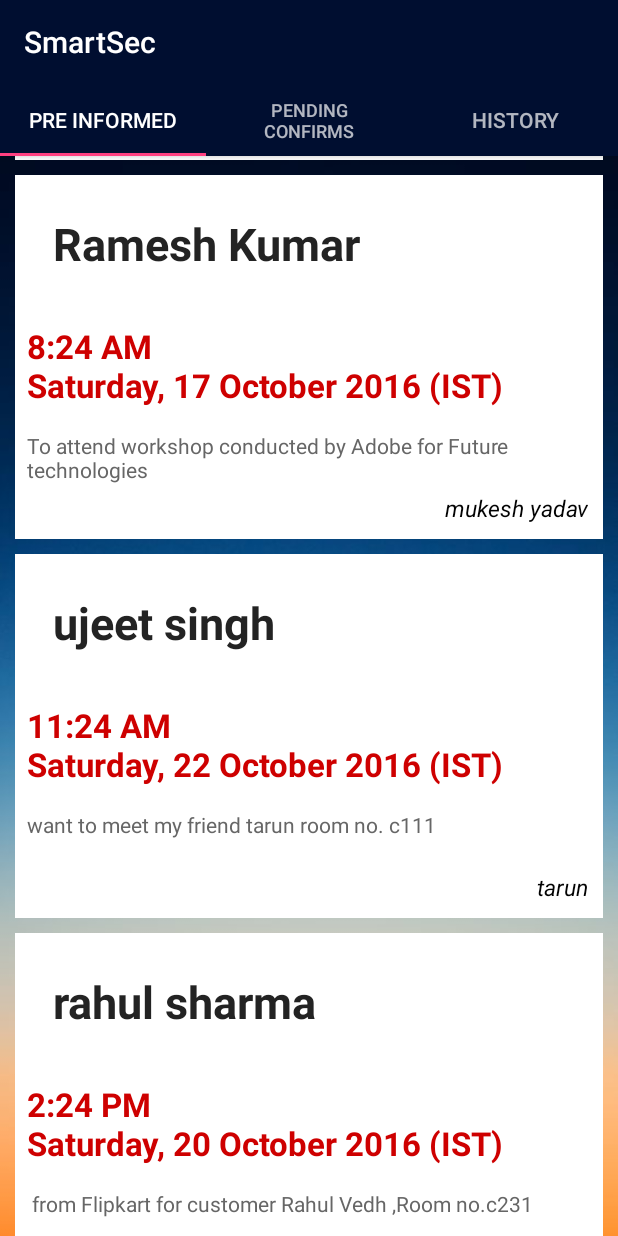
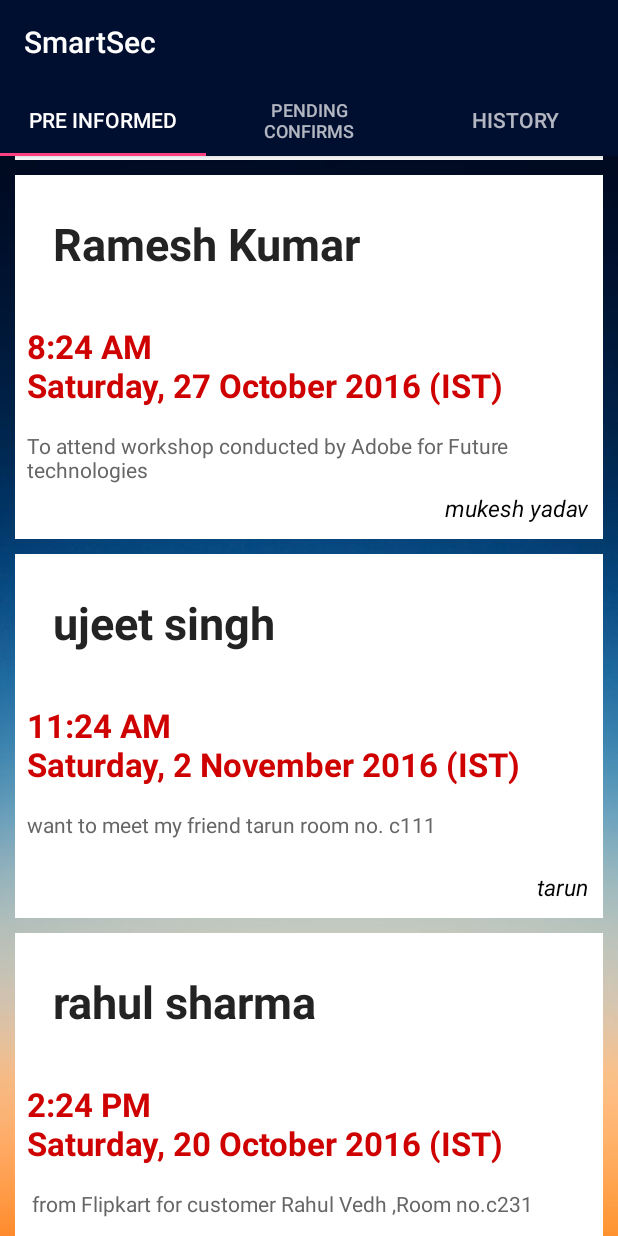
Before and after one commit to tarun14110/Usecure, an Android app: the SecurityPreRequestFragment screen opened directly, with no data from a screen before it, scrolled down 1008 dp, on a phone screen of 412 x 824 dp. Run offline under Robolectric (Android 15) with nearby library versions, the phone set to English and light mode, and no system bars.

Commit message:
Dummydata USER END

```diff
--- a/app/src/main/java/com/rocks/mafia/entrancesecurity/SecurityPreRequestFragment.java
+++ b/app/src/main/java/com/rocks/mafia/entrancesecurity/SecurityPreRequestFragment.java
@@ -48,12 +48,12 @@ public class SecurityPreRequestFragment extends Fragment {
 
         String[] s={"sujeet kumar","mukesh yadav","tarun","Ramesh Kumar ","Ramesh Kumar ","ujeet singh","rahul sharma","jay singh","sujeet kumar","mukesh yadav","tarun","Ramesh Kumar ","Sujeet singh","rahul sharma","jay singh","ujeet singh","rahul sharma","jay singh","sujeet kumar","mukesh yadav","tarun"};
         String[] t={ "2:24 PM\n" +
-                "Saturday, 20 October 2016 (IST)","11:24 AM\n" +
-                "Saturday, 22 October 2016 (IST)","1:24 AM\n" +
-                "Saturday, 20 October 2016 (IST)","9:24 AM\n" +
+                "Saturday, 30 October 2016 (IST)","11:24 AM\n" +
+                "Saturday, 29 October 2016 (IST)","1:24 AM\n" +
+                "Saturday, 23 October 2016 (IST)","9:24 AM\n" +
                 "Saturday, 25 October 2016 (IST)","8:24 AM\n" +
-                "Saturday, 17 October 2016 (IST)","11:24 AM\n" +
-                "Saturday, 22 October 2016 (IST)","2:24 PM\n" +
+                "Saturday, 27 October 2016 (IST)","11:24 AM\n" +
+                "Saturday, 2 November 2016 (IST)","2:24 PM\n" +
                 "Saturday, 20 October 2016 (IST)","10:24 AM\n" +
                 "Saturday, 19 October 2016 (IST)" ,"11:24 AM\n" +
                 "Saturday, 25 October 2016 (IST)","9:20 PM\n" +
```
Also changed, not shown: app/src/main/java/com/rocks/mafia/entrancesecurity/HistoryArrayAdaptor.java (+6 -1 lines), app/src/main/java/com/rocks/mafia/entrancesecurity/HistoryFragment.java (+10 -2 lines).
